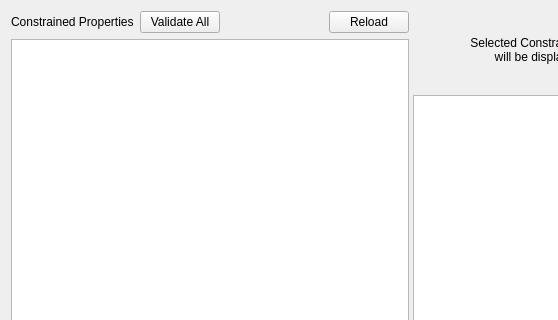
First picture: the form in src/ui/designer/constrainttab.ui, repository Kunstenpunt/datakwaliteit-tool, before the edit; both pictures show x 0 to 558 and y 0 to 320 of the 954 by 657 pixel window.
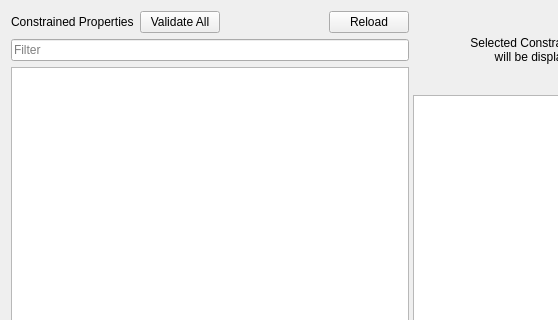
Second picture: the form after the edit.

Commit message: Add instant filter to constraints table.

Patch:
```diff
--- a/src/ui/designer/constrainttab.ui
+++ b/src/ui/designer/constrainttab.ui
@@ -62,6 +62,13 @@
          </item>
         </layout>
        </item>
+       <item>
+        <widget class="QLineEdit" name="constraintsFilterLineEdit">
+         <property name="placeholderText">
+          <string>Filter</string>
+         </property>
+        </widget>
+       </item>
        <item>
         <widget class="QTableView" name="constraintsTableView">
          <property name="editTriggers">
```
The commit also changes 2 other files.
